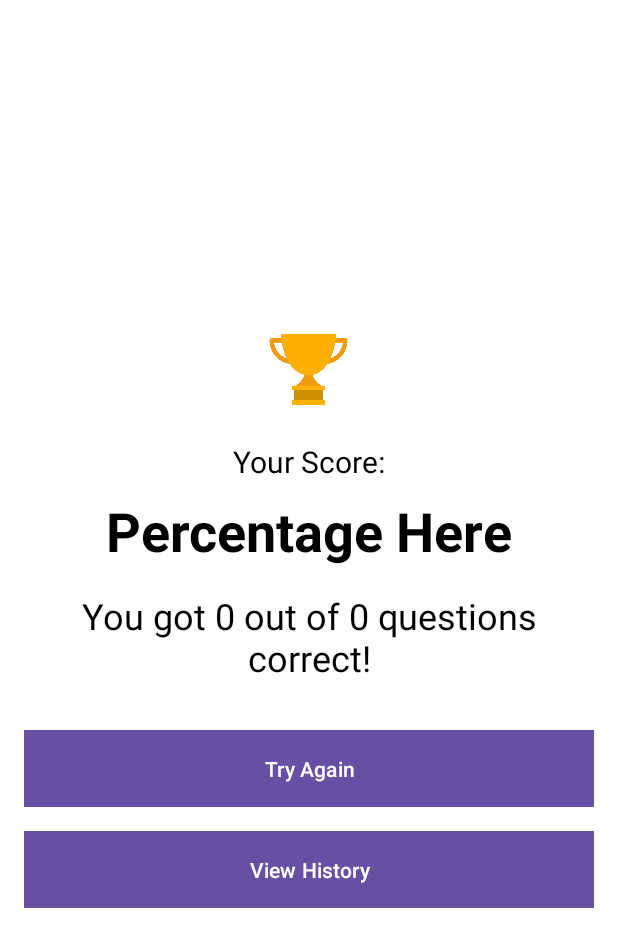
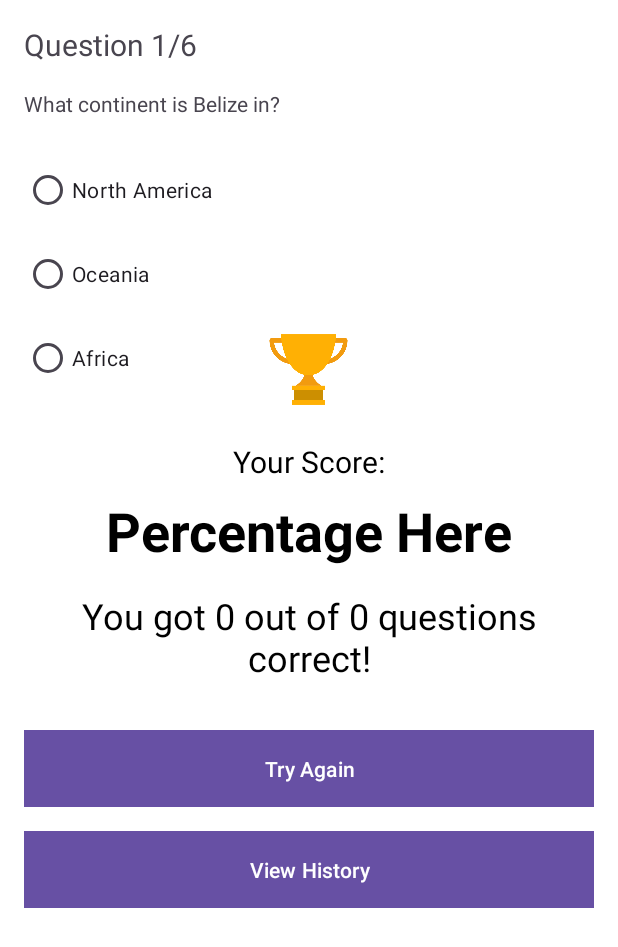
Before and after one commit to YenHVo/CountryQuiz, an Android app: the fragment ResultFragment placed in its activity, on a phone screen of 412 x 824 dp. Shown: the top 947 px of the screen. Run offline under Robolectric (Android 15) with nearby library versions, the phone set to English and light mode, and no system bars.

Commit message:
Swiping fixed

```diff
--- a/app/src/main/java/edu/uga/cs/countryquiz/QuestionFragment.java
+++ b/app/src/main/java/edu/uga/cs/countryquiz/QuestionFragment.java
@@ -1,23 +1,18 @@
 package edu.uga.cs.countryquiz;
 
-import android.annotation.SuppressLint;
 import android.os.Bundle;
 
 import androidx.annotation.NonNull;
-import androidx.annotation.Nullable;
 import androidx.fragment.app.Fragment;
-import androidx.viewpager2.widget.ViewPager2;
 
 import android.view.LayoutInflater;
 import android.view.View;
 import android.view.ViewGroup;
-import android.widget.Button;
 import android.widget.RadioButton;
 import android.widget.RadioGroup;
 import android.widget.TextView;
 
 import java.io.Serializable;
-import java.util.ArrayList;
 import java.util.List;
 
 import edu.uga.cs.countryquiz.models.Question;
@@ -27,27 +22,34 @@
 public class QuestionFragment extends Fragment {
 
     private static final String ARG_QUIZ = "quiz";
+    private static final String ARG_POSITION = "position";
     private Quiz quiz;
+    private int position;
 
     private TextView questionHeader;
     private TextView questionText;
     private RadioGroup optionsRadioGroup;
-    private RadioButton optionOne;
-    private RadioButton optionTwo;
-    private RadioButton optionThree;
-    private RadioButton optionFour;
-    private ViewPager2 viewPager;
 
     public QuestionFragment() {
         // Required empty public constructor
     }
 
-    public static QuestionFragment newInstance(Quiz quiz) {
+    public static QuestionFragment newInstance(Quiz quiz, int position) {
         QuestionFragment fragment = new QuestionFragment();
         Bundle args = new Bundle();
-        args.putSerializable(ARG_QUIZ, (Serializable) quiz);
+        args.putSerializable(ARG_QUIZ, quiz);
+        args.putInt(ARG_POSITION, position);
         fragment.setArguments(args);
         return fragment;
+    }
+
+    @Override
+    public void onCreate(Bundle savedInstanceState) {
+        super.onCreate(savedInstanceState);
+        if (getArguments() != null) {
+            quiz = (Quiz) getArguments().getSerializable(ARG_QUIZ);
+            position = getArguments().getInt(ARG_POSITION);
+        }
     }
 
     @Override
@@ -59,20 +61,14 @@
     public void onViewCreated(@NonNull View view, Bundle savedInstanceState) {
         super.onViewCreated(view, savedInstanceState);
 
-        if (getArguments() != null) {
-            quiz = (Quiz) getArguments().getSerializable(ARG_QUIZ);
-        }
-
         questionHeader = view.findViewById(R.id.questionHeader);
         questionText = view.findViewById(R.id.questionText);
         optionsRadioGroup = view.findViewById(R.id.options);
 
-        viewPager = requireActivity().findViewById(R.id.viewPager);
-        int currentPosition = viewPager.getCurrentItem();
-        Question currentQuestion = quiz.getQuestion(currentPosition);
+        Question currentQuestion = quiz.getQuestion(position);
         List<Country> answerOptions = currentQuestion.getOptions();
 
-        questionHeader.setText("Question " + (currentPosition + 1) + "/" + quiz.getQuestions().size());
+        questionHeader.setText("Question " + (position + 1) + "/" + quiz.getQuestions().size());
         questionText.setText("What continent is " + currentQuestion.getCountry().getName() + " in?");
 
         for (int i = 0; i < optionsRadioGroup.getChildCount() && i < answerOptions.size(); i++) {
@@ -83,24 +79,35 @@
             ((RadioButton) optionsRadioGroup.getChildAt(currentQuestion.getSelectedAnswer())).setChecked(true);
         }
 
+        // Restore previous selection if exists
+        if (currentQuestion.getSelectedAnswer() != -1) {
+            ((RadioButton) optionsRadioGroup.getChildAt(currentQuestion.getSelectedAnswer()))
+                    .setChecked(true);
+        }
+
         optionsRadioGroup.setOnCheckedChangeListener((group, checkedId) -> {
             int selectedIndex = group.indexOfChild(view.findViewById(checkedId));
-            quiz.recordAnswer(currentPosition, selectedIndex);
+            quiz.recordAnswer(position, selectedIndex);
 
-        });
+            if (getActivity() instanceof QuizActivity) {
+                QuizActivity activity = (QuizActivity) getActivity();
 
-        viewPager.registerOnPageChangeCallback(new ViewPager2.OnPageChangeCallback() {
-            @Override
-            public void onPageSelected (int position) {
-                super.onPageSelected(position);
-                if (position == quiz.getQuestions().size() - 1 && quiz.isComplete()) {
-                    ResultFragment resultFragment = ResultFragment.newInstance(quiz.getScore(), quiz.getQuestions().size());
-                    requireActivity().getSupportFragmentManager().beginTransaction()
-                            .replace(R.id.fragment_container, resultFragment)
-                            .addToBackStack(null)
-                            .commit();
+                // Only enable swiping if this isn't the last question
+                if (position < quiz.getQuestions().size() - 1) {
+                    activity.setSwipeEnabled(true);
                 }
             }
         });
     }
+
+    @Override
+    public void onResume() {
+        super.onResume();
+        // Re-disable swiping when returning to this question
+        if (getActivity() instanceof QuizActivity) {
+            ((QuizActivity) getActivity()).setSwipeEnabled(
+                    quiz.getQuestion(position).isAnswered()
+            );
+        }
+    }
 }
--- a/app/src/main/java/edu/uga/cs/countryquiz/QuizActivity.java
+++ b/app/src/main/java/edu/uga/cs/countryquiz/QuizActivity.java
@@ -12,6 +12,7 @@
 import androidx.core.view.WindowInsetsCompat;
 import androidx.fragment.app.FragmentManager;
 import androidx.fragment.app.FragmentTransaction;
+import androidx.viewpager2.widget.ViewPager2;
 
 import java.io.Serializable;
 import java.text.SimpleDateFormat;
@@ -24,6 +25,8 @@
 import java.util.Set;
 
 import android.os.AsyncTask;
+import android.view.View;
+
 import edu.uga.cs.countryquiz.models.Country;
 import edu.uga.cs.countryquiz.models.Question;
 import edu.uga.cs.countryquiz.models.Quiz;
@@ -34,6 +37,9 @@
     private QuizData quizData;
     private int score = 0;
     private List<String[]> countryList;
+
+    private ViewPager2 viewPager;
+    private QuizPagerAdapter adapter;
 
     @Override
     protected void onCreate(Bundle savedInstanceState) {
@@ -46,8 +52,37 @@
             return insets;
         });
 
+        viewPager = findViewById(R.id.viewPager);
+        viewPager.setUserInputEnabled(false);
+
         // start AsyncTask to load countries in background
         new FetchCountries().execute();
+    }
+
+    private void setupViewPager(Quiz quiz) {
+        adapter = new QuizPagerAdapter(
+                getSupportFragmentManager(),
+                getLifecycle(),
+                quiz
+        );
+        viewPager.setOrientation(
+                ViewPager2.ORIENTATION_HORIZONTAL );
+        viewPager.setAdapter(adapter);
+    }
+
+    public void setSwipeEnabled (boolean enabled) {
+        viewPager.setUserInputEnabled(enabled);
+    }
+
+    public void goToNextQuestion() {
+        int nextPos = viewPager.getCurrentItem() + 1;
+        if (nextPos < adapter.getItemCount()) {
+            viewPager.setCurrentItem(nextPos, true);
+            setSwipeEnabled(false);
+        } else {
+            saveQuizResult();
+            showResultFragment();
+        }
     }
 
     // AsyncTask to fetch countries from database in background
@@ -89,27 +124,21 @@
         }
 
         for (int i = 0; i < 6; i++) {
-
             int correctIndex = random.nextInt(countryList.size());
             String[] correctData = countryList.get(correctIndex);
             Country correctCountry = new Country(correctData[0], correctData[1]);
 
-
             Set<Country> options = new HashSet<>();
             options.add(correctCountry);
-
 
             Set<Integer> usedIndices = new HashSet<>();
             usedIndices.add(correctIndex);
 
-
             Set<String> usedContinents = new HashSet<>();
             usedContinents.add(correctCountry.getContinent());
 
-
             while (options.size() < 3) {  // 1 correct + 3 wrong options = 4 total options
                 int randIndex = random.nextInt(countryList.size());
-
 
                 if (usedIndices.contains(randIndex)) {
                     continue;
@@ -118,7 +147,6 @@
                 String[] countryData = countryList.get(randIndex);
                 Country option = new Country(countryData[0], countryData[1]);
 
-
                 if (!usedContinents.contains(option.getContinent())) {
                     options.add(option);
                     usedIndices.add(randIndex);  // Mark this index as used
@@ -126,38 +154,22 @@
                 }
             }
 
-
             List<Country> optionList = new ArrayList<>(options);
             Collections.shuffle(optionList);
-
 
             Question question = new Question(correctCountry, optionList);
             quizQuestions.add(question);
         }
 
         quiz = new Quiz(quizQuestions);
-
-        QuestionFragment questionFragment = new QuestionFragment();
-        Bundle args = new Bundle();
-        args.putSerializable("quiz", (Serializable) quiz);
-        questionFragment.setArguments(args);
-
-
-        FragmentManager fragmentManager = getSupportFragmentManager();
-        FragmentTransaction transaction = fragmentManager.beginTransaction();
-        transaction.replace(R.id.fragment_container, questionFragment);
-        transaction.addToBackStack(null);
-        transaction.commit();
+        setupViewPager(quiz);
     }
-
 
     private void saveQuizResult() {
         new SaveQuizResultTask().execute(score); // Run AsyncTask to save the result
     }
 
-
     private class SaveQuizResultTask extends AsyncTask<Integer, Void, Void> {
-
         @Override
         protected Void doInBackground(Integer... params) {
             int finalScore = params[0];
@@ -178,23 +190,23 @@
             return null;
         }
 
-
         @Override
         protected void onPostExecute(Void aVoid) {
             super.onPostExecute(aVoid);
 
             showResultFragment();
         }
-
-
     }
 
     private void showResultFragment() {
-        ResultFragment resultFragment = ResultFragment.newInstance(score, 6);
-        FragmentManager fragmentManager = getSupportFragmentManager();
-        FragmentTransaction transaction = fragmentManager.beginTransaction();
-        transaction.replace(R.id.fragment_container, resultFragment);
-        transaction.addToBackStack(null);
-        transaction.commit();
+        // Remove the ViewPager from view
+        viewPager.setVisibility(View.GONE);
+
+        ResultFragment resultFragment = ResultFragment.newInstance(quiz.getScore(), quiz.getQuestions().size());
+        getSupportFragmentManager().beginTransaction()
+                .replace(R.id.fragment_container, resultFragment)
+                .addToBackStack(null)
+                .commit();
     }
+
 }
--- a/app/src/main/java/edu/uga/cs/countryquiz/QuizPagerAdapter.java
+++ b/app/src/main/java/edu/uga/cs/countryquiz/QuizPagerAdapter.java
@@ -5,22 +5,26 @@
 import androidx.lifecycle.Lifecycle;
 import androidx.viewpager2.adapter.FragmentStateAdapter;
 
+import edu.uga.cs.countryquiz.models.Quiz;
+
 public class QuizPagerAdapter extends FragmentStateAdapter {
+    private final Quiz quiz;
     public QuizPagerAdapter (
             FragmentManager fragmentManager,
-            Lifecycle lifecycle ) {
+            Lifecycle lifecycle,
+            Quiz quiz) {
         super( fragmentManager, lifecycle );
+        this.quiz = quiz;
     }
 
     @Override
     public Fragment createFragment(int position){
         return QuestionFragment
-                .newInstance( position );
+                .newInstance( quiz, position );
     }
 
     @Override
     public int getItemCount() {
-        return QuestionFragment
-                .getQuestions();
+        return quiz.getQuestions().size();
     }
 }
--- a/app/src/main/java/edu/uga/cs/countryquiz/models/Question.java
+++ b/app/src/main/java/edu/uga/cs/countryquiz/models/Question.java
@@ -30,6 +30,10 @@
         this.selectedAnswer = selectedAnswer;
     }
 
+    public boolean isAnswered() {
+        return selectedAnswer != -1;
+    }
+
     public boolean isCorrect() {
         return options.get(selectedAnswer).equals(country.getContinent());
     }
--- a/app/src/main/res/layout/activity_quiz.xml
+++ b/app/src/main/res/layout/activity_quiz.xml
@@ -17,4 +17,10 @@
         app:layout_constraintStart_toStartOf="parent"
         app:layout_constraintTop_toTopOf="parent" />
 
+    <androidx.viewpager2.widget.ViewPager2
+        android:id="@+id/viewPager"
+        android:layout_width="match_parent"
+        android:layout_height="match_parent"
+        app:layout_constraintBottom_toBottomOf="parent"/>
+
 </androidx.constraintlayout.widget.ConstraintLayout>
```
Also changed, not shown: app/src/main/res/layout/fragment_question.xml (+0 -7 lines), app/src/main/res/layout/fragment_quiz_pager_adapter.xml (deleted, +0 -14 lines).
